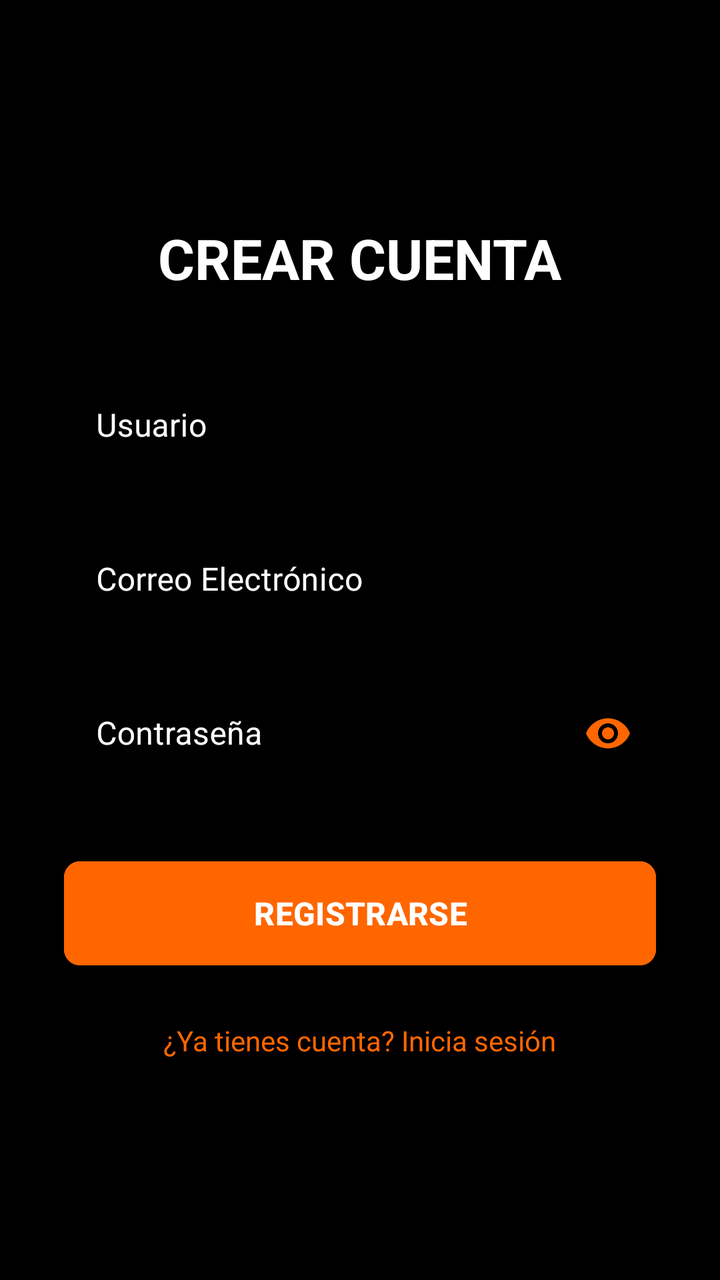
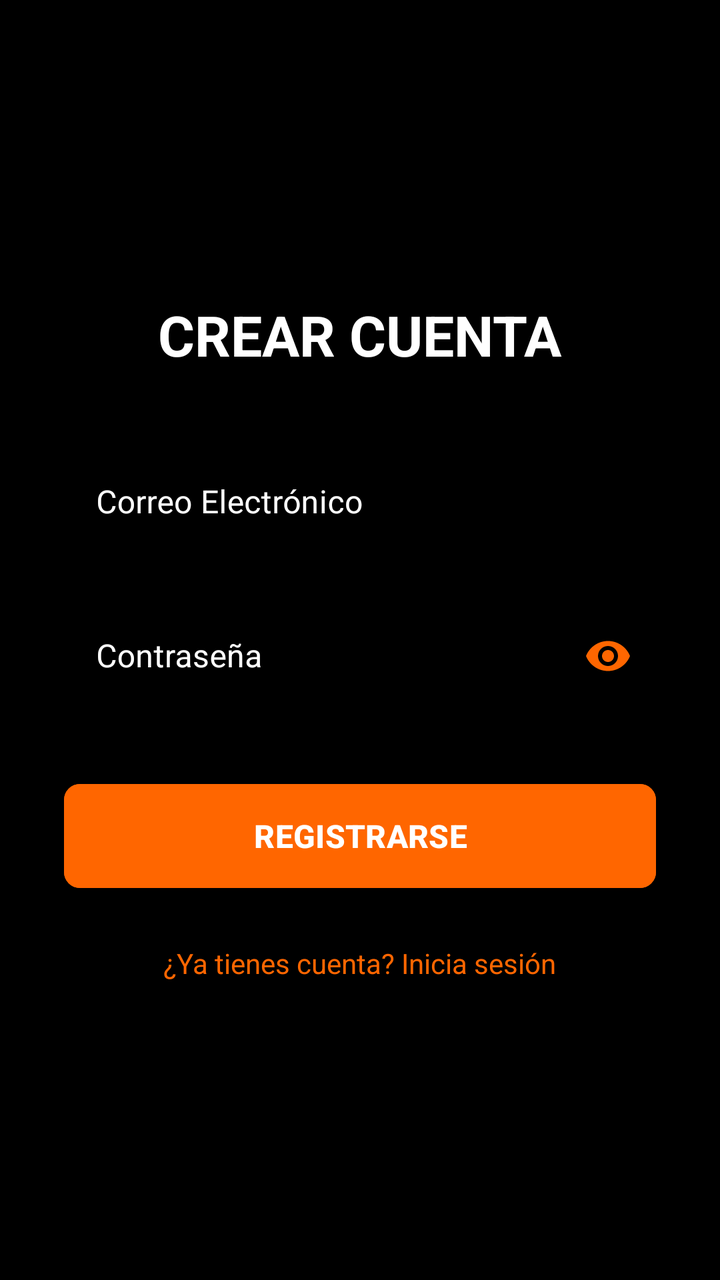

Screens rendered from an Android XML layout before and after an edit, with the pre-edit source and the edit as a unified diff.
<!-- AndroidManifest.xml: application theme Theme.AstraFItV1 -->
<!-- res/layout/activity_register.xml -->
<?xml version="1.0" encoding="utf-8"?>
<LinearLayout xmlns:android="http://schemas.android.com/apk/res/android"
    xmlns:app="http://schemas.android.com/apk/res-auto"
    android:layout_width="match_parent"
    android:layout_height="match_parent"
    android:background="@color/astra_black"
    android:gravity="center"
    android:orientation="vertical"
    android:padding="32dp">

    <TextView
        android:layout_width="wrap_content"
        android:layout_height="wrap_content"
        android:layout_marginBottom="32dp"
        android:text="CREAR CUENTA"
        android:textColor="@color/white"
        android:textSize="28sp"
        android:textStyle="bold" />

    <com.google.android.material.textfield.TextInputLayout
        android:layout_width="match_parent"
        android:layout_height="wrap_content"
        android:layout_marginBottom="16dp"
        android:hint="Usuario"
        android:textColorHint="@color/white"
        app:hintTextColor="@color/astra_orange"
        app:boxStrokeColor="@color/astra_orange"
        style="@style/Widget.MaterialComponents.TextInputLayout.OutlinedBox">

        <com.google.android.material.textfield.TextInputEditText
            android:id="@+id/et_reg_username"
            android:layout_width="match_parent"
            android:layout_height="wrap_content"
            android:textColor="@color/white"
            android:inputType="text" />
    </com.google.android.material.textfield.TextInputLayout>

    <com.google.android.material.textfield.TextInputLayout
        android:layout_width="match_parent"
        android:layout_height="wrap_content"
        android:layout_marginBottom="16dp"
        android:hint="Correo Electrónico"
        android:textColorHint="@color/white"
        app:hintTextColor="@color/astra_orange"
        app:boxStrokeColor="@color/astra_orange"
        style="@style/Widget.MaterialComponents.TextInputLayout.OutlinedBox">

        <com.google.android.material.textfield.TextInputEditText
            android:id="@+id/et_reg_email"
            android:layout_width="match_parent"
            android:layout_height="wrap_content"
            android:textColor="@color/white"
            android:inputType="textEmailAddress" />
    </com.google.android.material.textfield.TextInputLayout>

    <com.google.android.material.textfield.TextInputLayout
        android:layout_width="match_parent"
        android:layout_height="wrap_content"
        android:layout_marginBottom="32dp"
        android:hint="Contraseña"
        android:textColorHint="@color/white"
        app:hintTextColor="@color/astra_orange"
        app:boxStrokeColor="@color/astra_orange"
        app:passwordToggleEnabled="true"
        app:passwordToggleTint="@color/astra_orange"
        style="@style/Widget.MaterialComponents.TextInputLayout.OutlinedBox">

        <com.google.android.material.textfield.TextInputEditText
            android:id="@+id/et_reg_password"
            android:layout_width="match_parent"
            android:layout_height="wrap_content"
            android:textColor="@color/white"
            android:inputType="textPassword" />
    </com.google.android.material.textfield.TextInputLayout>

    <Button
        android:id="@+id/btn_register"
        android:layout_width="match_parent"
        android:layout_height="60dp"
        android:text="REGISTRARSE"
        android:textColor="@color/white"
        android:textSize="16sp"
        android:textStyle="bold"
        android:backgroundTint="@color/astra_orange"
        app:cornerRadius="8dp" />

    <TextView
        android:id="@+id/tv_back_to_login"
        android:layout_width="wrap_content"
        android:layout_height="wrap_content"
        android:layout_marginTop="24dp"
        android:text="¿Ya tienes cuenta? Inicia sesión"
        android:textColor="@color/astra_orange"
        android:textSize="14sp" />

</LinearLayout>
<!-- resources referenced by this layout -->
<resources>
  <color name="astra_black">#000000</color>
  <color name="astra_orange">#FF6600</color>
  <color name="white">#FFFFFF</color>
  <style name="Theme.AstraFItV1" parent="Theme.Material3.DayNight.NoActionBar">
          
          <item name="android:windowBackground">@color/astra_black</item>
          
          <item name="android:statusBarColor">@color/astra_black</item>
          
          <item name="colorPrimary">@color/astra_orange</item>
      </style>
</resources>

<!-- the commit's change to res/layout/activity_register.xml (unified diff, before → after) -->
@@ -16,24 +16,6 @@
         android:textColor="@color/white"
         android:textSize="28sp"
         android:textStyle="bold" />
-
-    <com.google.android.material.textfield.TextInputLayout
-        android:layout_width="match_parent"
-        android:layout_height="wrap_content"
-        android:layout_marginBottom="16dp"
-        android:hint="Usuario"
-        android:textColorHint="@color/white"
-        app:hintTextColor="@color/astra_orange"
-        app:boxStrokeColor="@color/astra_orange"
-        style="@style/Widget.MaterialComponents.TextInputLayout.OutlinedBox">
-
-        <com.google.android.material.textfield.TextInputEditText
-            android:id="@+id/et_reg_username"
-            android:layout_width="match_parent"
-            android:layout_height="wrap_content"
-            android:textColor="@color/white"
-            android:inputType="text" />
-    </com.google.android.material.textfield.TextInputLayout>
 
     <com.google.android.material.textfield.TextInputLayout
         android:layout_width="match_parent"
